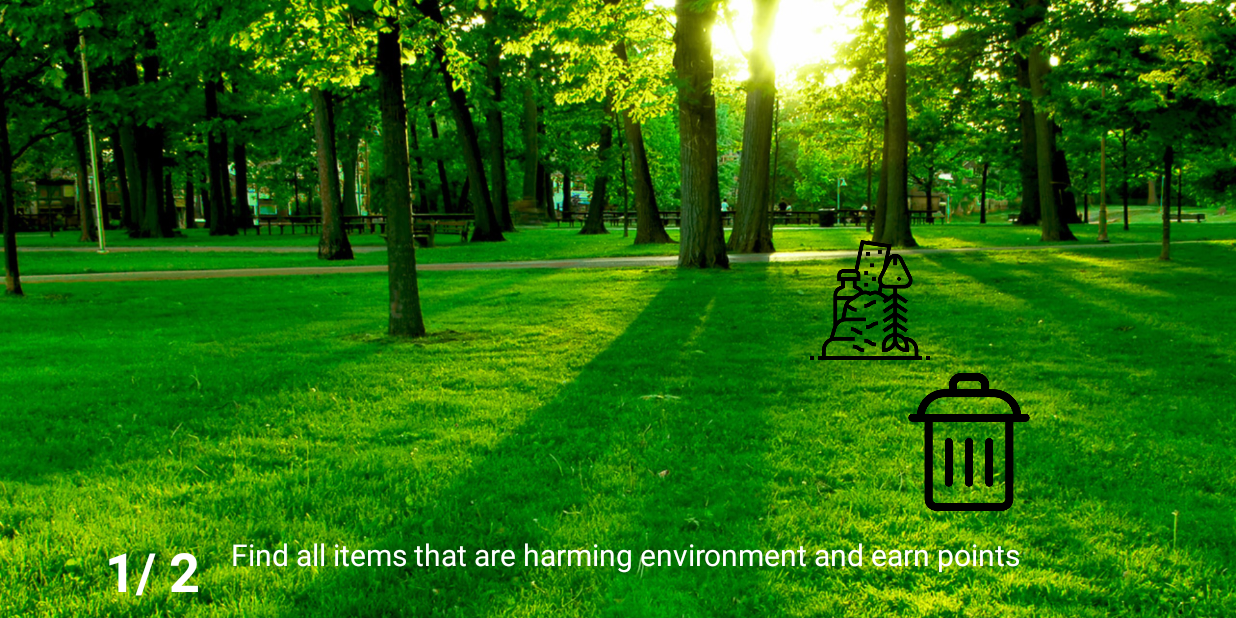
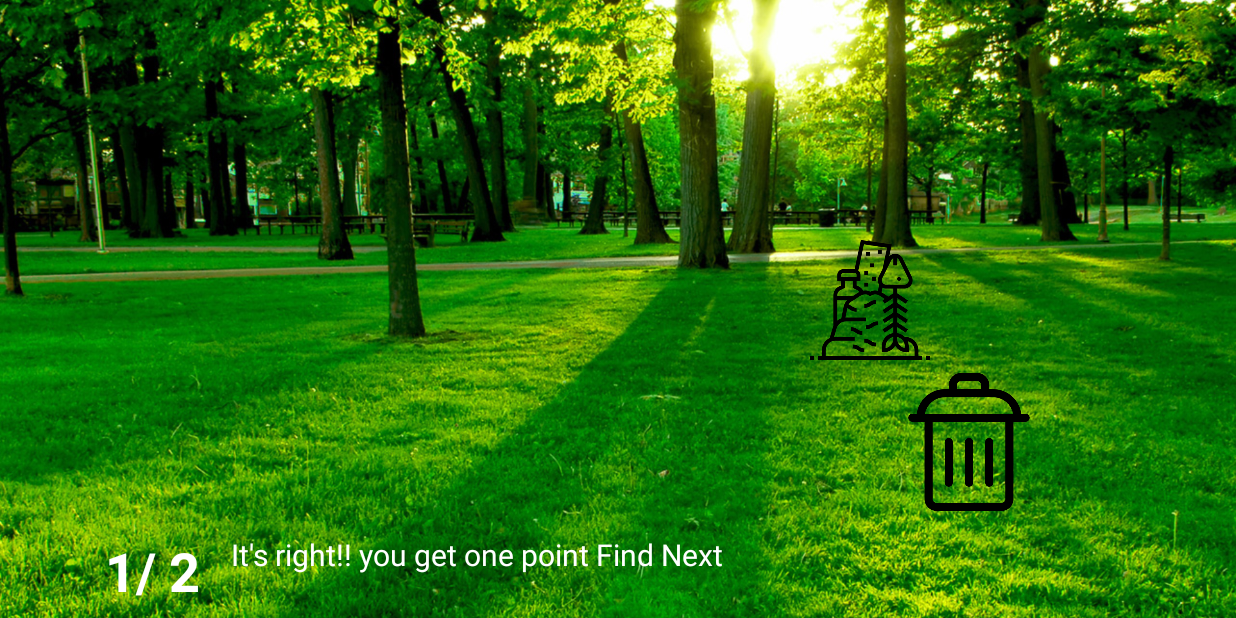
Before and after one commit to rahulbhat31/lets_wake_up, an Android app: the EnvGame screen opened directly, with no data from a screen before it, after a tap on an icon or button, on a phone screen of 824 x 412 dp (held sideways). Run offline under Robolectric (Android 15) with nearby library versions, the light colour scheme and no system bars; 1 statement that could not run was skipped.

Commit message:
added tut support for all the games

```diff
--- a/app/src/main/java/com/example/letswakeup/EnvGame.java
+++ b/app/src/main/java/com/example/letswakeup/EnvGame.java
@@ -25,6 +25,7 @@ public class EnvGame extends AppCompatActivity {
     String questionType;
     int totalAquiredScore;
 
+    TextView gwTutorialTxt;
 
     @Override
     protected void onCreate(Bundle savedInstanceState) {
@@ -37,6 +38,8 @@ public class EnvGame extends AppCompatActivity {
         thrownwaste = (ImageView) findViewById(R.id.thrownwaste);
         saw = (ImageView) findViewById(R.id.saw);
         gameScoreTxt = (TextView) findViewById(R.id.waterPollGSID);
+        gwTutorialTxt = (TextView) findViewById(R.id.tutGWGameTxt);
+
 
         saw.setOnClickListener(new View.OnClickListener() {
             @Override
@@ -52,6 +55,8 @@ public class EnvGame extends AppCompatActivity {
                     startActivity(intent);
                 }
                 saw.setVisibility(View.INVISIBLE);
+                gwTutorialTxt.setText("It's right!! you get one point Find Next");
+
 
 
             }
@@ -72,6 +77,8 @@ public class EnvGame extends AppCompatActivity {
                     startActivity(intent);
                 }
                 thrownwaste.setVisibility(View.INVISIBLE);
+                gwTutorialTxt.setText("It's right!! you get one point Find Next");
+
 
             }
         });
--- a/app/src/main/java/com/example/letswakeup/GlobalWarmingGame.java
+++ b/app/src/main/java/com/example/letswakeup/GlobalWarmingGame.java
@@ -25,6 +25,7 @@ public class GlobalWarmingGame extends AppCompatActivity {
     String questionType;
     int totalAquiredScore;
 
+    TextView gwTutorialTxt;
 
     @Override
     protected void onCreate(Bundle savedInstanceState) {
@@ -37,6 +38,7 @@ public class GlobalWarmingGame extends AppCompatActivity {
         carsmoke = (ImageView) findViewById(R.id.carsmoke);
         factory = (ImageView) findViewById(R.id.factory);
         gameScoreTxt = (TextView) findViewById(R.id.waterPollGSID);
+        gwTutorialTxt = (TextView) findViewById(R.id.tutGWGameTxt);
 
         factory.setOnClickListener(new View.OnClickListener() {
             @Override
@@ -52,6 +54,8 @@ public class GlobalWarmingGame extends AppCompatActivity {
                     startActivity(intent);
                 }
                 factory.setVisibility(View.INVISIBLE);
+                gwTutorialTxt.setText("It's right!! you get one point Find Next");
+
 
 
             }
@@ -72,6 +76,8 @@ public class GlobalWarmingGame extends AppCompatActivity {
                     startActivity(intent);
                 }
                 carsmoke.setVisibility(View.INVISIBLE);
+                gwTutorialTxt.setText("It's right!! you get one point Find Next");
+
 
             }
         });
--- a/app/src/main/java/com/example/letswakeup/WaterCrisis.java
+++ b/app/src/main/java/com/example/letswakeup/WaterCrisis.java
@@ -24,6 +24,7 @@ public class WaterCrisis extends AppCompatActivity {
     SharedPreferences sPreference;
     String questionType;
     int totalAquiredScore;
+    TextView gwTutorialTxt;
 
 
     @Override
@@ -37,6 +38,7 @@ public class WaterCrisis extends AppCompatActivity {
         tap = (ImageView) findViewById(R.id.runningTap);
         shower = (ImageView) findViewById(R.id.runningShower);
         gameScoreTxt = (TextView) findViewById(R.id.waterPollGSID);
+        gwTutorialTxt = (TextView) findViewById(R.id.tutGWGameTxt);
 
         shower.setOnClickListener(new View.OnClickListener() {
             @Override
@@ -52,6 +54,8 @@ public class WaterCrisis extends AppCompatActivity {
                     startActivity(intent);
                 }
                 shower.setVisibility(View.INVISIBLE);
+                gwTutorialTxt.setText("It's right!! you get one point Find Next");
+
 
 
             }
@@ -72,6 +76,8 @@ public class WaterCrisis extends AppCompatActivity {
                     startActivity(intent);
                 }
                 tap.setVisibility(View.INVISIBLE);
+                gwTutorialTxt.setText("It's right!! you get one point Find Next");
+
 
             }
         });
--- a/app/src/main/res/values/strings.xml
+++ b/app/src/main/res/values/strings.xml
@@ -73,7 +73,7 @@
     <string-array name="img_global_warming_question">
         <item>"What is the cause of global warming, gbw11, gbw12, gbw13, gbw14, img4, img4 is the right answer" </item>
         <item>"What helps us prevent global warming, gbw11, gbw14, env12, env13, img1, img1 is the right answer" </item>
-        <item>"What is the not effect of global warming, gbw31, gbw32, gbw33, gbw34, img3, img3 is the right answer" </item>
+        <item>"Which of these is not a effect of global warming, gbw31, gbw32, gbw33, gbw34, img3, img3 is the right answer" </item>
     </string-array>
 
 </resources>
```
